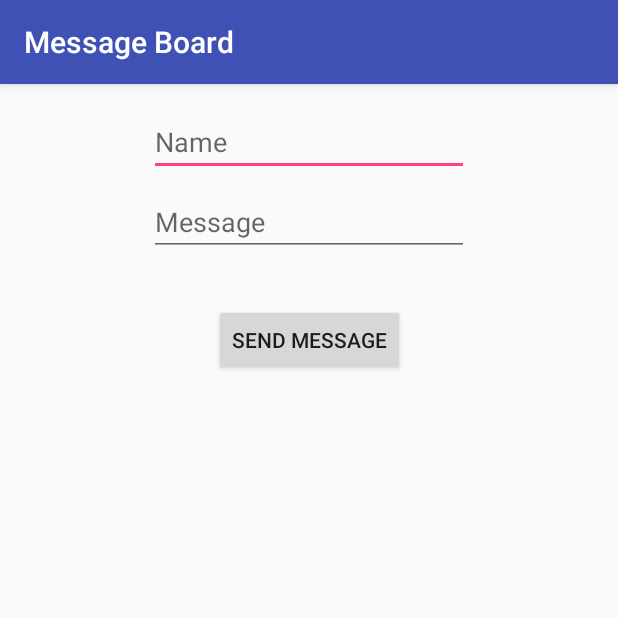
After one commit to lb28/Coaster2Go, an Android app: the MessageActivity screen opened directly, with no data from a screen before it, on a phone screen of 412 x 824 dp, the top half of it. The commit adds this screen. Run offline under Robolectric (Android 15) with nearby library versions, the phone set to English and light mode, and no system bars; our stand-ins replace Firebase (no records; nobody signed in at launch, a user with empty details on screens opened directly).

Commit message:
message board als firebase test

```diff
--- a/app/src/main/java/de/uulm/dbis/coaster2go/MainActivity.java
+++ b/app/src/main/java/de/uulm/dbis/coaster2go/MainActivity.java
@@ -36,4 +36,9 @@ public class MainActivity extends AppCompatActivity {
         Intent intent = new Intent(this, TestDataActivity.class);
         startActivity(intent);
     }
+
+    public void goToMessageActivity(View view) {
+        Intent intent = new Intent(this, MessageActivity.class);
+        startActivity(intent);
+    }
 }
--- /dev/null
+++ b/app/src/main/java/de/uulm/dbis/coaster2go/MessageActivity.java
@@ -0,0 +1,109 @@
+package de.uulm.dbis.coaster2go;
+
+import android.support.v7.app.AppCompatActivity;
+import android.os.Bundle;
+import android.util.Log;
+import android.view.View;
+import android.widget.EditText;
+import android.widget.TextView;
+
+import com.google.firebase.database.ChildEventListener;
+import com.google.firebase.database.DataSnapshot;
+import com.google.firebase.database.DatabaseError;
+import com.google.firebase.database.DatabaseReference;
+import com.google.firebase.database.FirebaseDatabase;
+import com.google.firebase.database.ValueEventListener;
+
+import java.util.ArrayList;
+import java.util.List;
+
+import de.uulm.dbis.coaster2go.model.Message;
+
+public class MessageActivity extends AppCompatActivity {
+
+    private DatabaseReference database;
+
+    DatabaseReference messageRef;
+
+    public static final String TAG = "messages test";
+
+    @Override
+    protected void onCreate(Bundle savedInstanceState) {
+        super.onCreate(savedInstanceState);
+        setContentView(R.layout.activity_message);
+
+        database = FirebaseDatabase.getInstance().getReference();
+        messageRef = database.child("messages");
+
+        messageRef.limitToLast(3).addValueEventListener(new ValueEventListener() {
+            @Override
+            public void onDataChange(DataSnapshot dataSnapshot) {
+
+                List<Message> messageList = new ArrayList<Message>(3);
+
+                // Get Message objects...
+                for (DataSnapshot messageSnapshot : dataSnapshot.getChildren()) {
+                    Message message = messageSnapshot.getValue(Message.class);
+                    messageList.add(message);
+                }
+
+                // ...and use the values to update the UI
+                TextView textViewName1 = (TextView) findViewById(R.id.textViewName1);
+                TextView textViewMsg1 = (TextView) findViewById(R.id.textViewMsg1);
+                TextView textViewName2 = (TextView) findViewById(R.id.textViewName2);
+                TextView textViewMsg2 = (TextView) findViewById(R.id.textViewMsg2);
+                TextView textViewName3 = (TextView) findViewById(R.id.textViewName3);
+                TextView textViewMsg3 = (TextView) findViewById(R.id.textViewMsg3);
+
+                if (messageList.size() >= 3) {
+
+                    textViewName3.setText(messageList.get(2).getName());
+                    textViewMsg3.setText(messageList.get(2).getText());
+                } else {
+                    textViewName3.setText("");
+                    textViewMsg3.setText("");
+                }
+                if (messageList.size() >= 2) {
+                    textViewName2.setText(messageList.get(1).getName());
+                    textViewMsg2.setText(messageList.get(1).getText());
+                } else {
+                    textViewName2.setText("");
+                    textViewMsg2.setText("");
+                }
+                if (messageList.size() >= 1) {
+
+                    textViewName1.setText(messageList.get(0).getName());
+                    textViewMsg1.setText(messageList.get(0).getText());
+                } else {
+                    textViewName1.setText("");
+                    textViewMsg1.setText("");
+                }
+            }
+
+            @Override
+            public void onCancelled(DatabaseError databaseError) {
+                // read failed
+                Log.w(TAG, "loadPost:onCancelled", databaseError.toException());
+            }
+        });
+    }
+
+    public void writeMessage(View view) {
+        EditText nameEditText = (EditText) findViewById(R.id.nameEditText);
+        EditText messageEditText = (EditText) findViewById(R.id.messageEditText);
+
+        String name = nameEditText.getText().toString();
+        String text = messageEditText.getText().toString();
+        Message message = new Message(name, text);
+
+        // use push() to auto generate an id
+        messageRef.push().setValue(message);
+
+        // clear the text field
+        messageEditText.setText("");
+
+    }
+
+
+
+}
--- /dev/null
+++ b/app/src/main/res/layout/activity_message.xml
@@ -0,0 +1,127 @@
+<?xml version="1.0" encoding="utf-8"?>
+<android.support.constraint.ConstraintLayout xmlns:android="http://schemas.android.com/apk/res/android"
+    xmlns:app="http://schemas.android.com/apk/res-auto"
+    xmlns:tools="http://schemas.android.com/tools"
+    android:layout_width="match_parent"
+    android:layout_height="match_parent"
+    tools:context="de.uulm.dbis.coaster2go.MessageActivity"
+    tools:layout_editor_absoluteY="81dp"
+    tools:layout_editor_absoluteX="0dp">
+
+    <Button
+        android:id="@+id/button3"
+        android:layout_width="wrap_content"
+        android:layout_height="wrap_content"
+        android:onClick="writeMessage"
+        android:text="Send Message"
+        android:layout_marginTop="32dp"
+        app:layout_constraintTop_toBottomOf="@+id/messageEditText"
+        app:layout_constraintRight_toRightOf="parent"
+        app:layout_constraintLeft_toLeftOf="parent" />
+
+    <EditText
+        android:id="@+id/nameEditText"
+        android:layout_width="wrap_content"
+        android:layout_height="wrap_content"
+        android:ems="10"
+        android:hint="Name"
+        android:inputType="textPersonName"
+        app:layout_constraintTop_toTopOf="parent"
+        android:layout_marginTop="16dp"
+        app:layout_constraintRight_toRightOf="parent"
+        app:layout_constraintLeft_toLeftOf="parent" />
+
+    <EditText
+        android:id="@+id/messageEditText"
+        android:layout_width="wrap_content"
+        android:layout_height="wrap_content"
+        android:ems="10"
+        android:hint="Message"
+        android:inputType="textPersonName"
+        android:layout_marginTop="8dp"
+        app:layout_constraintTop_toBottomOf="@+id/nameEditText"
+        app:layout_constraintRight_toRightOf="parent"
+        app:layout_constraintLeft_toLeftOf="parent" />
+
+    <TextView
+        android:id="@+id/textViewName3"
+        android:layout_width="wrap_content"
+        android:layout_height="wrap_content"
+        android:layout_marginEnd="17dp"
+        android:layout_marginRight="44dp"
+        android:layout_marginTop="0dp"
+        android:fontFamily="sans-serif-smallcaps"
+        android:text="Name"
+        android:textAlignment="textEnd"
+        android:textStyle="bold"
+        app:layout_constraintRight_toLeftOf="@+id/textViewMsg3"
+        app:layout_constraintTop_toTopOf="@+id/textViewMsg3" />
+
+    <TextView
+        android:id="@+id/textViewMsg3"
+        android:layout_width="200dp"
+        android:layout_height="50dp"
+        android:layout_marginBottom="57dp"
+        android:layout_marginLeft="129dp"
+        android:lines="3"
+        android:text="Message"
+        android:textAlignment="textStart"
+        app:layout_constraintBottom_toBottomOf="parent"
+        app:layout_constraintLeft_toLeftOf="parent" />
+
+    <TextView
+        android:id="@+id/textViewMsg2"
+        android:layout_width="200dp"
+        android:layout_height="50dp"
+        android:layout_marginBottom="30dp"
+        android:layout_marginLeft="129dp"
+        android:lines="3"
+        android:text="Message"
+        android:textAlignment="textStart"
+        app:layout_constraintBottom_toTopOf="@+id/textViewMsg3"
+        app:layout_constraintLeft_toLeftOf="parent"
+        tools:layout_editor_absoluteY="330dp" />
+
+    <TextView
+        android:id="@+id/textViewName2"
+        android:layout_width="wrap_content"
+        android:layout_height="wrap_content"
+        android:layout_marginEnd="16dp"
+        android:layout_marginRight="44dp"
+        android:layout_marginTop="0dp"
+        android:fontFamily="sans-serif-smallcaps"
+        android:text="Name"
+        android:textAlignment="textEnd"
+        android:textStyle="bold"
+        app:layout_constraintRight_toLeftOf="@+id/textViewMsg2"
+        app:layout_constraintTop_toTopOf="@+id/textViewMsg2" />
+
+    <TextView
+        android:id="@+id/textViewMsg1"
+        android:layout_width="200dp"
+        android:layout_height="50dp"
+        android:layout_marginBottom="29dp"
+        android:layout_marginLeft="129dp"
+        android:lines="3"
+        android:text="Message"
+        android:textAlignment="textStart"
+        app:layout_constraintBottom_toTopOf="@+id/textViewMsg2"
+        app:layout_constraintLeft_toLeftOf="parent"
+        tools:layout_editor_absoluteY="252dp" />
+
+    <TextView
+        android:id="@+id/textViewName1"
+        android:layout_width="wrap_content"
+        android:layout_height="wrap_content"
+        android:layout_marginEnd="16dp"
+        android:layout_marginRight="44dp"
+        android:layout_marginTop="0dp"
+        android:fontFamily="sans-serif-smallcaps"
+        android:text="Name"
+        android:textAlignment="textEnd"
+        android:textAllCaps="false"
+        android:textStyle="bold"
+        app:layout_constraintRight_toLeftOf="@+id/textViewMsg1"
+        app:layout_constraintTop_toTopOf="@+id/textViewMsg1" />
+
+</android.support.constraint.ConstraintLayout>
--- a/build.gradle
+++ b/build.gradle
@@ -9,6 +9,7 @@ buildscript {
 
         // NOTE: Do not place your application dependencies here; they belong
         // in the individual module build.gradle files
+        classpath 'com.google.gms:google-services:3.0.0'
     }
 }
 
```
Also changed, not shown: app/build.gradle (+16 -6 lines), app/src/main/AndroidManifest.xml (+6 -4 lines), app/src/main/java/de/uulm/dbis/coaster2go/TestActivity.java (deleted, +0 -13 lines), app/src/main/java/de/uulm/dbis/coaster2go/model/Message.java (added, +34 -0 lines), app/src/main/res/layout/activity_main.xml (+9 -5 lines), app/src/main/res/layout/activity_test.xml (deleted, +0 -9 lines), 2 other files.
